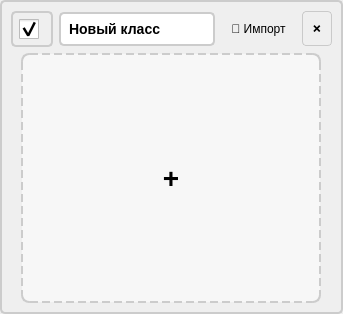
Above: src/interface_module/uis/widgets/class_field.ui from b1t0nese/MacLearn before the change. Below: the same form after it.
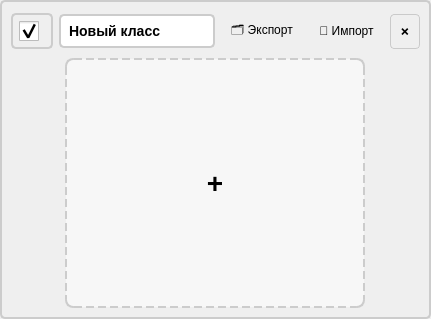
That is the form after the change.

Commit message: Export images from class, fix validation data download, delete export/import buttons from classes in Проект tab

Patch:
```diff
--- a/src/interface_module/uis/widgets/class_field.ui
+++ b/src/interface_module/uis/widgets/class_field.ui
@@ -58,6 +58,31 @@
        </property>
       </widget>
      </item>
+     <item>
+      <widget class="QPushButton" name="class_export_files">
+       <property name="styleSheet">
+        <string notr="true">
+QPushButton {
+    background-color: palette(button);
+    color: palette(button-text);
+    border: 0px solid palette(midlight);
+    font-size: 12px;
+    border-radius: 4px;
+}
+QPushButton:hover {
+    background-color: palette(dark);
+    border-color: palette(highlight);
+}
+QPushButton:pressed {
+    background-color: palette(shadow);
+}
+        </string>
+       </property>
+       <property name="text">
+        <string>🗂️ Экспорт</string>
+       </property>
+      </widget>
+     </item>
      <item>
       <widget class="QPushButton" name="class_import_files">
        <property name="styleSheet">
```
The commit also changes 3 other files.
